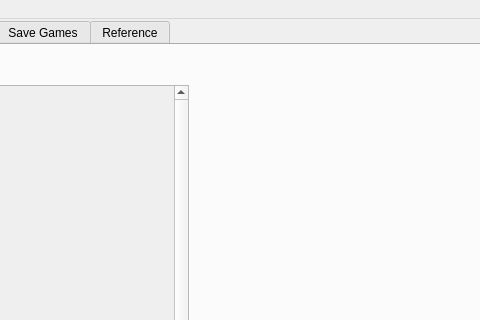
This is BraveNewModder/ui/bravenewmodder.ui in ADataGMan/bravenewmodder as Qt 5 draws it before an edit; both pictures show x 544 to 1024 and y 0 to 320 of the 1024 by 768 pixel window. The edited form follows.
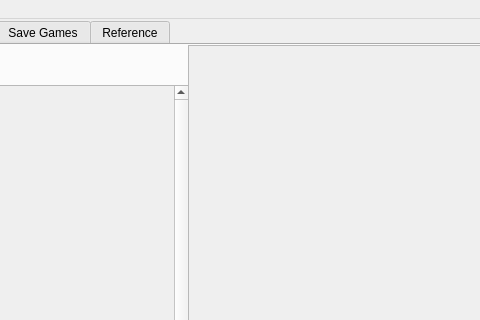
This is the edited form. The open tabs and pages were chosen to show the change.

Diff of the .ui file:
```diff
--- a/BraveNewModder/ui/bravenewmodder.ui
+++ b/BraveNewModder/ui/bravenewmodder.ui
@@ -169,6 +169,44 @@
        </property>
       </widget>
      </widget>
+     <widget class="QScrollArea" name="saRefPaneEvent">
+      <property name="geometry">
+       <rect>
+        <x>740</x>
+        <y>0</y>
+        <width>293</width>
+        <height>724</height>
+       </rect>
+      </property>
+      <property name="sizePolicy">
+       <sizepolicy hsizetype="Fixed" vsizetype="Fixed">
+        <horstretch>0</horstretch>
+        <verstretch>0</verstretch>
+       </sizepolicy>
+      </property>
+      <property name="lineWidth">
+       <number>0</number>
+      </property>
+      <property name="verticalScrollBarPolicy">
+       <enum>Qt::ScrollBarAlwaysOff</enum>
+      </property>
+      <property name="horizontalScrollBarPolicy">
+       <enum>Qt::ScrollBarAlwaysOff</enum>
+      </property>
+      <property name="widgetResizable">
+       <bool>false</bool>
+      </property>
+      <widget class="QWidget" name="scrollAreaWidgetContents">
+       <property name="geometry">
+        <rect>
+         <x>0</x>
+         <y>0</y>
+         <width>289</width>
+         <height>719</height>
+        </rect>
+       </property>
+      </widget>
+     </widget>
     </widget>
     <widget class="QWidget" name="tabHistory">
      <attribute name="title">
```
Left out of the diff: 2 changed lines with no effect on the pictures.
